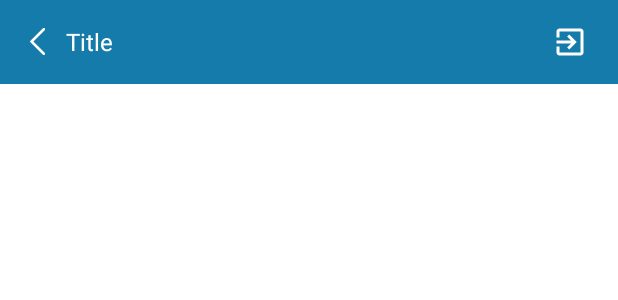
After one commit to argassholeh/emsam, an Android app: the layout toolbar_fragment.xml on its own in the app's theme, with its tools: preview values and no code run, on a phone screen of 412 x 824 dp. The commit adds this screen. Shown: the top 300 px of the screen. Run offline under Robolectric (Android 15) with nearby library versions, the phone set to English and light mode, and no system bars.

Commit message:
Fragment Utama

```diff
--- a/app/build.gradle
+++ b/app/build.gradle
@@ -50,6 +50,8 @@ dependencies {
     implementation 'androidx.lifecycle:lifecycle-viewmodel-ktx:2.2.0'
     implementation 'androidx.navigation:navigation-fragment:2.3.0'
     implementation 'androidx.navigation:navigation-ui:2.3.0'
+    implementation 'com.kaopiz:kprogresshud:1.2.0'
+
 
 
     testImplementation 'junit:junit:4.+'
--- a/app/src/main/java/com/sholeh/emsam/ActivityUtama.java
+++ b/app/src/main/java/com/sholeh/emsam/ActivityUtama.java
@@ -3,6 +3,7 @@ package com.sholeh.emsam;
 import android.content.Context;
 import android.content.res.ColorStateList;
 import android.graphics.Color;
+import android.graphics.drawable.ColorDrawable;
 import android.os.Build;
 import android.os.Bundle;
 import android.view.MenuItem;
@@ -53,6 +54,7 @@ public class ActivityUtama extends AppCompatActivity {
     protected void onCreate(Bundle savedInstanceState) {
         super.onCreate(savedInstanceState);
         setContentView(R.layout.activity_utama);
+        getSupportActionBar().hide();
         preferences = new Preferences(this);
         ApiService = UrlApi.getAPIService();
 
--- a/app/src/main/java/com/sholeh/emsam/mfragment/HomeFrgament.java
+++ b/app/src/main/java/com/sholeh/emsam/mfragment/HomeFrgament.java
@@ -21,6 +21,9 @@ import com.sholeh.emsam.R;
 
 public class HomeFrgament extends Fragment {
 
+    TextView tvx_title;
+    ImageView imgtoolbar;
+
     @Nullable
     @Override
     public View onCreateView(LayoutInflater inflater, ViewGroup container, Bundle savedInstanceState) {
--- /dev/null
+++ b/app/src/main/res/drawable/color_cursor.xml
@@ -0,0 +1,5 @@
+<?xml version="1.0" encoding="utf-8"?>
+<shape xmlns:android="http://schemas.android.com/apk/res/android" >
+    <size android:width="3dp" />
+    <solid android:color="#FFFFFF"  />
+</shape>
--- /dev/null
+++ b/app/src/main/res/drawable/ic_exit.xml
@@ -0,0 +1,5 @@
+<vector android:height="24dp" android:tint="@color/white"
+    android:viewportHeight="24.0" android:viewportWidth="24.0"
+    android:width="24dp" xmlns:android="http://schemas.android.com/apk/res/android">
+    <path android:fillColor="#FF000000" android:pathData="M10.09,15.59L11.5,17l5,-5 -5,-5 -1.41,1.41L12.67,11H3v2h9.67l-2.58,2.59zM19,3H5c-1.11,0 -2,0.9 -2,2v4h2V5h14v14H5v-4H3v4c0,1.1 0.89,2 2,2h14c1.1,0 2,-0.9 2,-2V5c0,-1.1 -0.9,-2 -2,-2z"/>
+</vector>
--- a/app/src/main/res/layout/fragment_profil.xml
+++ b/app/src/main/res/layout/fragment_profil.xml
@@ -3,8 +3,7 @@
     xmlns:app="http://schemas.android.com/apk/res-auto"
     xmlns:tools="http://schemas.android.com/tools"
     android:layout_width="match_parent"
-    android:layout_height="match_parent"
-    tools:context=".mfragment.home.HomeFragment">
+    android:layout_height="match_parent">
 
     <TextView
         android:text="profil"
--- /dev/null
+++ b/app/src/main/res/layout/toolbar_fragment.xml
@@ -0,0 +1,47 @@
+<?xml version="1.0" encoding="utf-8"?>
+<androidx.appcompat.widget.Toolbar
+    xmlns:android="http://schemas.android.com/apk/res/android"
+    android:layout_width="match_parent"
+    android:layout_height="wrap_content"
+    android:background="@color/colorPrimary">
+
+
+    <ImageView
+        android:id="@+id/imgtoolbarF"
+        android:layout_width="18dp"
+        android:layout_height="18dp"
+        android:src="@drawable/ic_back_arrow" />
+
+    <FrameLayout
+        android:layout_width="wrap_content"
+        android:layout_height="wrap_content">
+
+        <TextView
+            android:id="@+id/edit_txt"
+            android:layout_width="wrap_content"
+            android:layout_height="wrap_content"
+            android:textColorHint="@color/white"
+            android:textSize="16sp"
+            android:layout_marginLeft="10dp"
+            android:background="#00000000"
+            android:maxLines="1"
+            android:textCursorDrawable="@drawable/color_cursor"
+            android:hint="Title"/>
+
+
+    </FrameLayout>
+
+
+    <TextView
+
+        android:background="@drawable/ic_exit"
+        android:layout_width="wrap_content"
+        android:layout_height="wrap_content"
+        android:layout_gravity="right"
+        android:layout_marginRight="20dp"
+        android:id="@+id/logout_akun"
+        />
+
+
+
+</androidx.appcompat.widget.Toolbar>
--- a/app/src/main/res/values-night/themes.xml
+++ b/app/src/main/res/values-night/themes.xml
@@ -23,4 +23,7 @@
         <item name="colorButtonNormal">#DD1B1B</item>
     </style>
 
+    <style name="AppTheme.PopupOverlay" parent="ThemeOverlay.AppCompat.Light" />
+    <style name="AppTheme.AppBarOverlay" parent="ThemeOverlay.AppCompat.Dark.ActionBar" />
+
 </resources>
--- a/app/src/main/res/values/themes.xml
+++ b/app/src/main/res/values/themes.xml
@@ -24,4 +24,8 @@
         <item name="colorButtonNormal">#DD1B1B</item>
     </style>
 
+    <style name="AppTheme.PopupOverlay" parent="ThemeOverlay.AppCompat.Light" />
+    <style name="AppTheme.AppBarOverlay" parent="ThemeOverlay.AppCompat.Dark.ActionBar" />
+
+
 </resources>
```
Also changed, not shown: app/src/main/java/com/sholeh/emsam/mfragment/ProfilFrgament.java (+50 -0 lines), app/src/main/res/layout/fragment_home.xml (+50 -18 lines), app/src/main/res/drawable/circle_gray.xml (renamed from app/src/main/res/drawable-v24/circle_gray.xml), app/src/main/res/drawable/ic_back_arrow.png (added).
